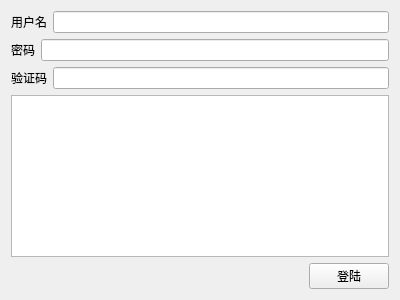
This is baiduimage/LoginTest.ui in ngzHappy/bd3 as Qt 5 draws it before an edit. The edited form follows.
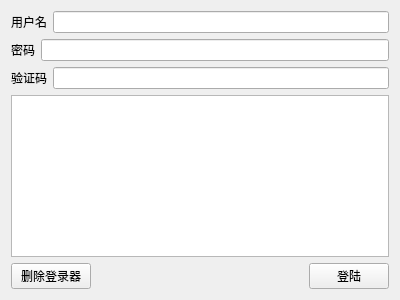
This is the edited form.

What changed in the file:
```diff
--- a/baiduimage/LoginTest.ui
+++ b/baiduimage/LoginTest.ui
@@ -61,6 +61,13 @@
    </item>
    <item>
     <layout class="QHBoxLayout" name="horizontalLayout_3">
+     <item>
+      <widget class="QPushButton" name="deleteButton">
+       <property name="text">
+        <string>删除登录器</string>
+       </property>
+      </widget>
+     </item>
      <item>
       <spacer name="horizontalSpacer">
        <property name="orientation">
```
